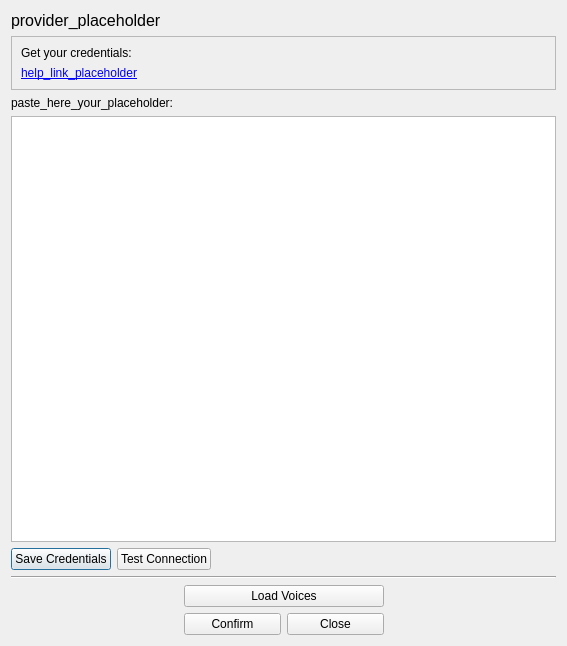
Old version of the form ui/qtDesigner/connectProviderDialog.ui in the repository DennisSentler/kwsCoach.
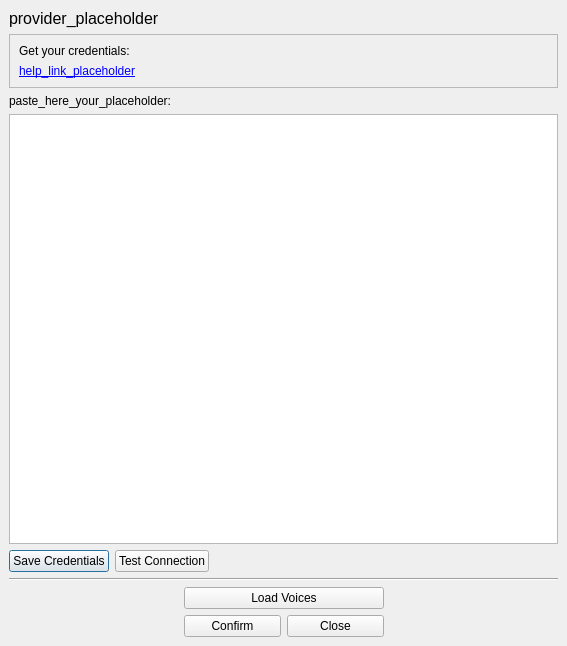
New version of the form.

Patch:
```diff
--- a/ui/qtDesigner/connectProviderDialog.ui
+++ b/ui/qtDesigner/connectProviderDialog.ui
@@ -14,8 +14,29 @@
    <string>Connect Provider Dialog</string>
   </property>
   <layout class="QGridLayout" name="gridLayout_5">
+   <property name="leftMargin">
+    <number>0</number>
+   </property>
+   <property name="topMargin">
+    <number>9</number>
+   </property>
+   <property name="rightMargin">
+    <number>0</number>
+   </property>
+   <property name="bottomMargin">
+    <number>0</number>
+   </property>
    <item row="0" column="0">
     <layout class="QGridLayout" name="gridLayout_4">
+     <property name="leftMargin">
+      <number>9</number>
+     </property>
+     <property name="rightMargin">
+      <number>9</number>
+     </property>
+     <property name="bottomMargin">
+      <number>9</number>
+     </property>
      <item row="0" column="0" colspan="3">
       <layout class="QGridLayout" name="gridLayout_3">
        <item row="0" column="0">
```
Left out of the diff: 7 changed lines with no effect on the pictures.
